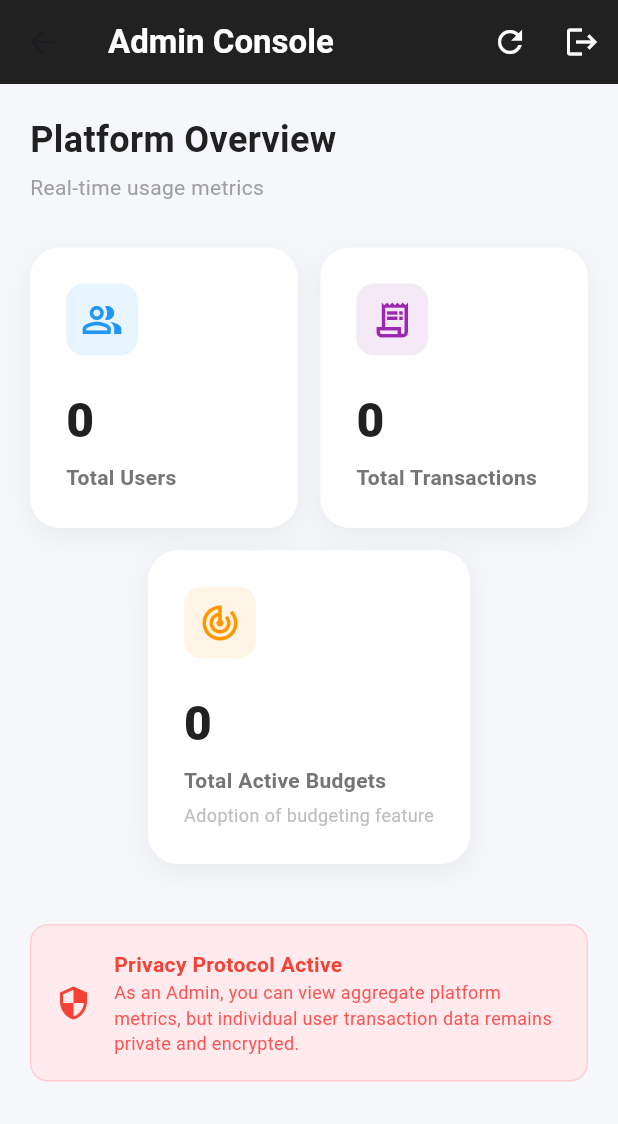
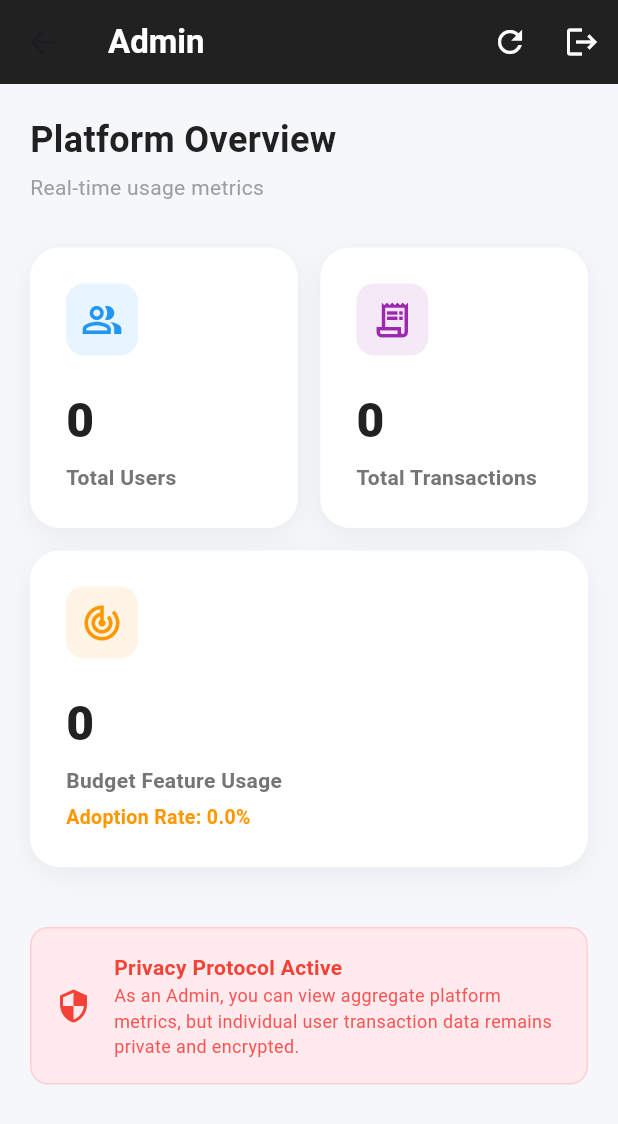
Before and after one commit to Jeeva-21BSR017/ExpenseTracker, a Flutter app: the AdminDashboard screen opened by its route, on a phone screen of 412 x 824 dp. Shown: the top 1124 px of the screen. Run offline on Flutter 3.47's test engine with Material 3 defaults, Android fonts, the phone set to English and light mode, and no system bars; our stand-ins replace cloud_firestore, firebase_auth, firebase_core, fl_chart, get, google_sign_in and 2 more; accounts and stored records are empty.

Commit message:
style : styled admin dashboard

```diff
--- a/lib/views/admin/admin_dashboard.dart
+++ b/lib/views/admin/admin_dashboard.dart
@@ -17,7 +17,7 @@ class AdminDashboard extends StatelessWidget {
       appBar: AppBar(
         backgroundColor: Colors.black87,
         title: const Text(
-          "Admin Console",
+          "Admin",
           style: TextStyle(color: Colors.white, fontWeight: FontWeight.bold),
         ),
         actions: [
@@ -56,6 +56,14 @@ class AdminDashboard extends StatelessWidget {
                 return const Center(child: CircularProgressIndicator());
               }
 
+              double adoptionRate = 0;
+              if (adminController.totalUsers.value > 0) {
+                adoptionRate =
+                    (adminController.activeBudgetUsers.value /
+                        adminController.totalUsers.value) *
+                    100;
+              }
+
               return Column(
                 children: [
                   Row(
@@ -82,11 +90,12 @@ class AdminDashboard extends StatelessWidget {
                   const SizedBox(height: 15),
 
                   _buildStatCard(
-                    "Total Active Budgets",
-                    adminController.activeBudgetUsers.value.toString(),
+                    "Budget Feature Usage",
+                    "${adminController.activeBudgetUsers.value}",
                     Icons.track_changes_outlined,
                     Colors.orange,
-                    subtitle: "Adoption of budgeting feature",
+                    subtitle:
+                        "Adoption Rate: ${adoptionRate.toStringAsFixed(1)}%",
                   ),
                 ],
               );
@@ -143,6 +152,7 @@ class AdminDashboard extends StatelessWidget {
     String? subtitle,
   }) {
     return Container(
+      width: double.infinity,
       padding: const EdgeInsets.all(24),
       decoration: BoxDecoration(
         color: Colors.white,
@@ -188,7 +198,11 @@ class AdminDashboard extends StatelessWidget {
             const SizedBox(height: 5),
             Text(
               subtitle,
-              style: TextStyle(fontSize: 12, color: Colors.grey[400]),
+              style: TextStyle(
+                fontSize: 13,
+                fontWeight: FontWeight.bold,
+                color: color,
+              ),
             ),
           ],
         ],
--- a/lib/views/user/insights_view.dart
+++ b/lib/views/user/insights_view.dart
@@ -204,9 +204,9 @@ class InsightsView extends StatelessWidget {
                   return Padding(
                     padding: const EdgeInsets.only(top: 14.0),
                     child: Text(
-                      DateFormat('MMM').format(
-                        controller.monthlyStats[index].date,
-                      ),
+                      DateFormat(
+                        'MMM',
+                      ).format(controller.monthlyStats[index].date),
                       style: TextStyle(
                         color: AppColors.textSecondary,
                         fontSize: 12,
--- a/pubspec.yaml
+++ b/pubspec.yaml
@@ -44,7 +44,6 @@ dependencies:
   fl_chart: ^0.65.0
   pdf: ^3.10.4
   printing: ^5.11.0
-  pdf_google_fonts: ^1.0.2
 
 dev_dependencies:
   flutter_test:
```
Also changed, not shown: pubspec.lock.
